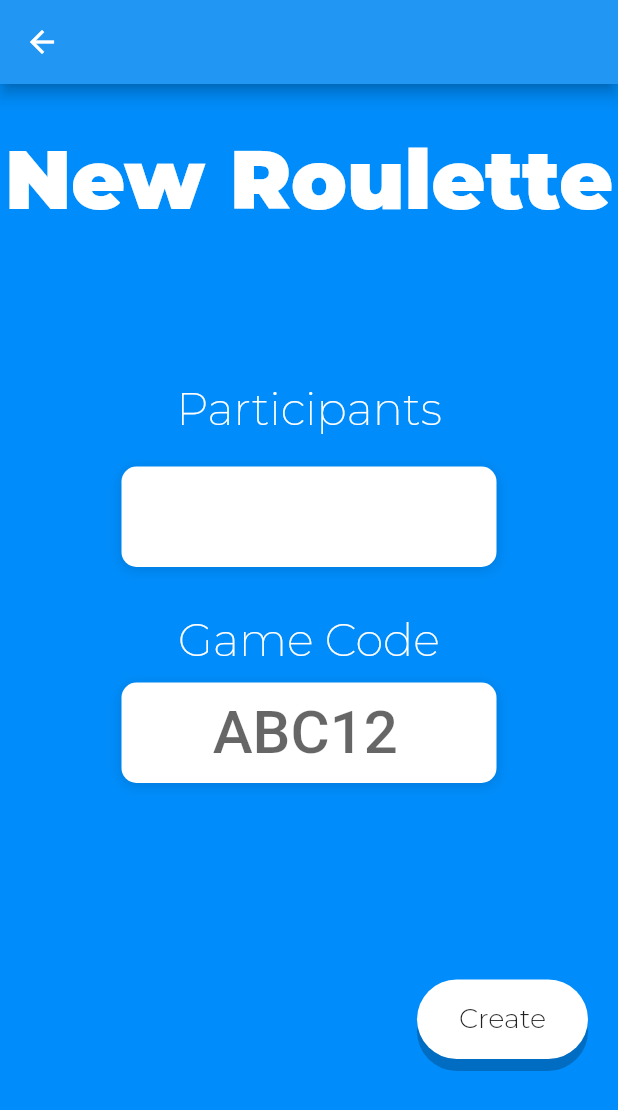
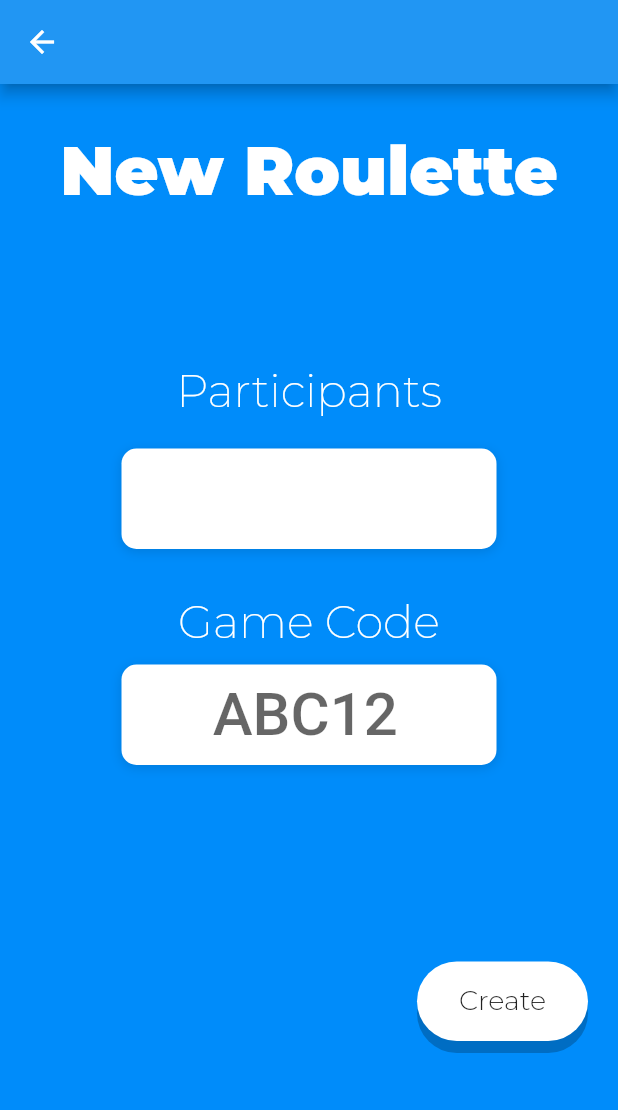
Before and after one commit to Pixele9/FlipIt, a Flutter app: the NewRoulette screen opened directly, on a phone screen of 412 x 824 dp. Shown: the top 1110 px of the screen. Run offline on Flutter 3.47's test engine with Material 2 defaults, Android fonts, the phone set to English and light mode, and no system bars; our stand-ins replace google_fonts.

Commit message:
minor changes

```diff
--- a/lib/screens/new_roulette.dart
+++ b/lib/screens/new_roulette.dart
@@ -27,7 +27,7 @@ class NewRoulette extends StatelessWidget {
                                 width: MediaQuery.of(context).size.width,
                                 child: Text(
                                   "New Roulette",
-                                  style: cFlipItStyle,
+                                  style: cTitleViews,
                                 ),
                             ),
                             SizedBox(
--- a/lib/utilities/constants.dart
+++ b/lib/utilities/constants.dart
@@ -91,3 +91,9 @@ final cMenuButtonsText = GoogleFonts.montserrat(
   fontWeight: FontWeight.w900,
   fontSize: 34.0,
 );
+
+final cTitleViews = GoogleFonts.montserrat(
+  color: Colors.white,
+  fontWeight: FontWeight.w900,
+  fontSize: 45,
+);
```
